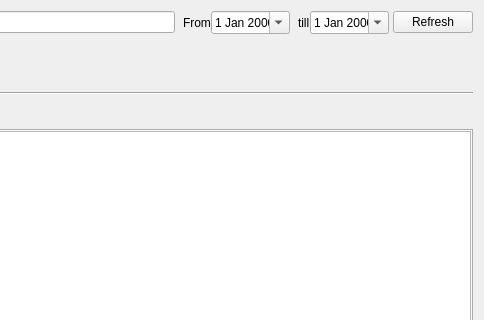
Before: the Qt Designer form client/src/ui/dialogs/audit_log_dialog.ui in networkoptix/nx_open, drawn with Qt 5; both pictures show x 796 to 1280 and y 0 to 320 of the 1280 by 720 pixel window.
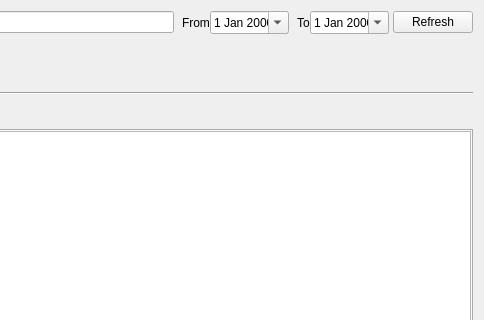
After: the same form once the commit is applied. Custom widgets are drawn as their Qt base class.

Commit message:
VMS-1511: Update translations
<==== Mercurial data ====>
Branch: dev_2.5.0_gui

The edit to the form file:
```diff
--- a/client/src/ui/dialogs/audit_log_dialog.ui
+++ b/client/src/ui/dialogs/audit_log_dialog.ui
@@ -66,7 +66,7 @@
        <item row="0" column="5">
         <widget class="QLabel" name="label_4">
          <property name="text">
-          <string>till</string>
+          <string>To</string>
          </property>
         </widget>
        </item>
```
The commit also changes 2 other files.
